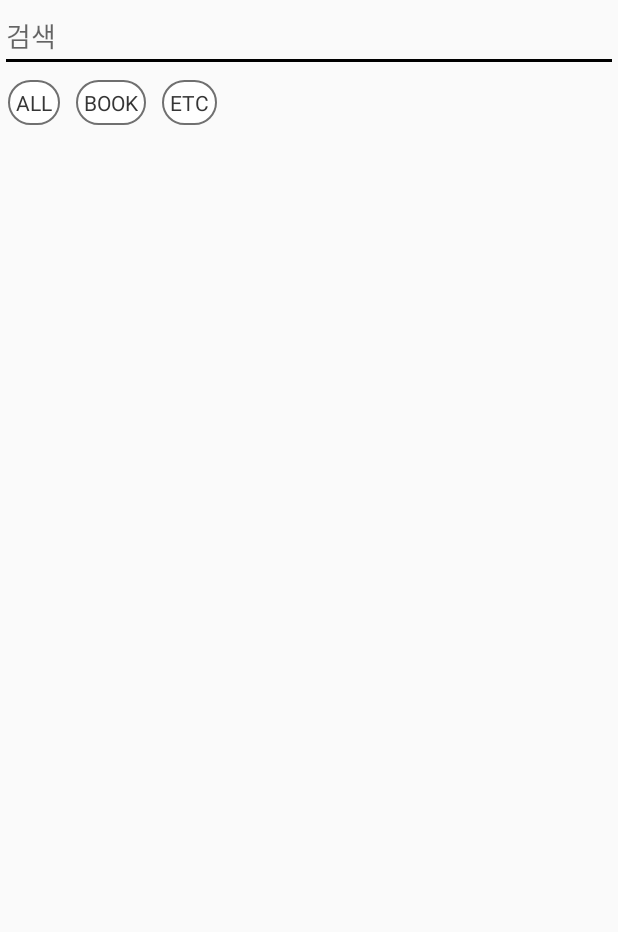
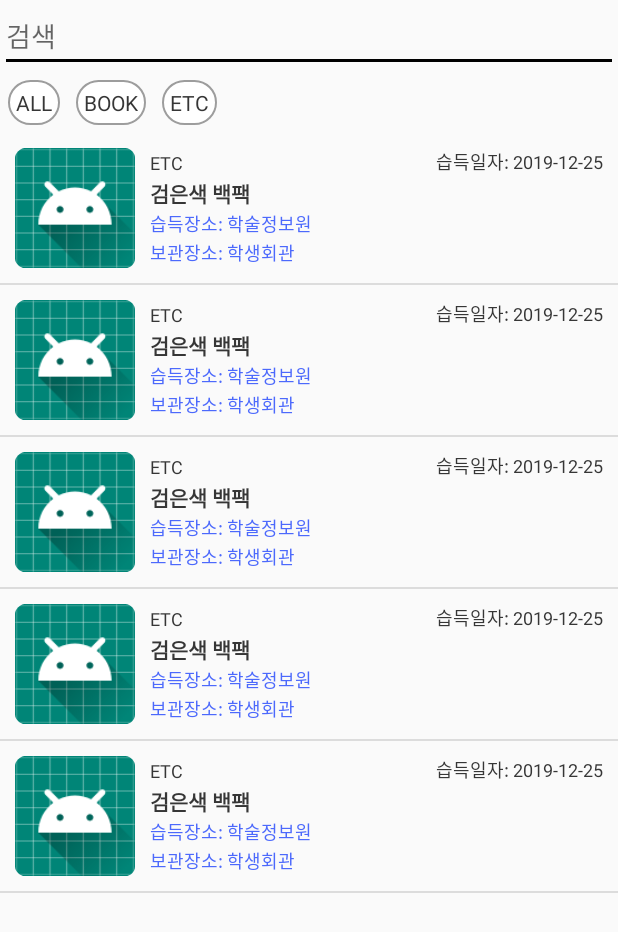
Before and after one commit to inhyeokk/LostMarket, an Android app: the screen it shows after launch (MainActivity), on a phone screen of 412 x 824 dp. Shown: the top 932 px of the screen. Run offline under Robolectric (Android 15) with nearby library versions, the phone set to English and light mode, and no system bars; our stand-ins replace RxJava, data binding.

Commit message:
feat: 카테고리 선택 시 분실물 목록 불러오기 추가

```diff
--- a/app/src/main/java/com/sejong/unknown/view/main/MainActivity.java
+++ b/app/src/main/java/com/sejong/unknown/view/main/MainActivity.java
@@ -1,12 +1,16 @@
 package com.sejong.unknown.view.main;
 
 import androidx.databinding.DataBindingUtil;
+import androidx.recyclerview.widget.DividerItemDecoration;
 import androidx.recyclerview.widget.LinearLayoutManager;
 
 import com.sejong.unknown.R;
 import com.sejong.unknown.base.BaseActivity;
 import com.sejong.unknown.databinding.ActivityMainBinding;
 import com.sejong.unknown.view.main.adapter.CategoryAdapter;
+import com.sejong.unknown.view.main.adapter.LostAdapter;
+import com.sejong.unknown.view.main.data.ContextDelegateImpl;
+import com.sejong.unknown.view.main.data.MainRepositoryImpl;
 import com.sejong.unknown.view.main.entity.CategoryItem;
 
 import java.util.ArrayList;
@@ -14,10 +18,9 @@ import java.util.ArrayList;
 public class MainActivity extends BaseActivity<ActivityMainBinding> {
 
     private ActivityMainBinding binding;
-    private MainViewModel mainViewModel = new MainViewModel();
+    private MainViewModel mainViewModel = new MainViewModel(new ContextDelegateImpl(this), new MainRepositoryImpl());
 
-    private CategoryAdapter categoryAdapter;
-    private int before = -1;
+    private int before = 0;
 
     @Override
     protected void onDataBinding() {
@@ -29,7 +32,9 @@ public class MainActivity extends BaseActivity<ActivityMainBinding> {
     @Override
     protected void setupView() {
         initRecyclerViewCategory();
+        initRecyclerViewLost();
         observeMainViewModel();
+        initView();
     }
 
     private void initRecyclerViewCategory() {
@@ -37,7 +42,7 @@ public class MainActivity extends BaseActivity<ActivityMainBinding> {
         LinearLayoutManager linearLayoutManager = new LinearLayoutManager(this);
         linearLayoutManager.setOrientation(LinearLayoutManager.HORIZONTAL);
 
-        categoryAdapter = new CategoryAdapter(mainViewModel);
+        CategoryAdapter categoryAdapter = new CategoryAdapter(mainViewModel);
         categoryAdapter.addAll(initCategoryAdapter());
 
         binding.rcvCategory.setLayoutManager(linearLayoutManager);
@@ -47,25 +52,53 @@ public class MainActivity extends BaseActivity<ActivityMainBinding> {
     private ArrayList<CategoryItem> initCategoryAdapter() {
 
         ArrayList<CategoryItem> items = new ArrayList<>();
-        items.add(new CategoryItem(CategoryItem.Type.ALL));
-        items.add(new CategoryItem(CategoryItem.Type.BOOK));
-        items.add(new CategoryItem(CategoryItem.Type.ETC));
+        items.add(CategoryItem.ALL);
+        items.add(CategoryItem.BOOK);
+        items.add(CategoryItem.ETC);
         return items;
+    }
+
+    private void initRecyclerViewLost() {
+
+        LinearLayoutManager linearLayoutManager = new LinearLayoutManager(this);
+        linearLayoutManager.setOrientation(LinearLayoutManager.VERTICAL);
+
+        DividerItemDecoration decoration = new DividerItemDecoration(
+                binding.rcvLost.getContext(),
+                linearLayoutManager.getOrientation()
+        );
+
+        LostAdapter lostAdapter = new LostAdapter(mainViewModel);
+
+        binding.rcvLost.setLayoutManager(linearLayoutManager);
+        binding.rcvLost.setAdapter(lostAdapter);
+        binding.rcvLost.addItemDecoration(decoration);
     }
 
     private void observeMainViewModel() {
 
         mainViewModel.categoryItemLiveData.observe(this, categoryItem -> {
             selectCategoryItem(categoryItem);
-            showToast(categoryItem.getType().getName());
+            mainViewModel.requestLostItems();
+            showToast(categoryItem.getName());
+        });
+
+        mainViewModel.lostItemsLiveData.observe(this, lostItems -> {
+            LostAdapter lostAdapter = ((LostAdapter) binding.rcvLost.getAdapter());
+            lostAdapter.clear();
+            lostAdapter.addAll(lostItems);
         });
     }
 
     private void selectCategoryItem(CategoryItem categoryItem) {
-        if (before != -1) {
-            binding.rcvCategory.getLayoutManager().findViewByPosition(before).setSelected(false);
-        }
-        before = categoryItem.getType().getValue();
+
+        binding.rcvCategory.getLayoutManager().findViewByPosition(before).setSelected(false);
+        before = categoryItem.getValue();
         binding.rcvCategory.getLayoutManager().findViewByPosition(before).setSelected(true);
     }
+
+    private void initView() {
+//        mainViewModel.onClickCategoryItem(CategoryItem.ALL);
+        mainViewModel.requestLostItems();
+    }
 }
--- a/app/src/main/java/com/sejong/unknown/view/main/MainViewModel.java
+++ b/app/src/main/java/com/sejong/unknown/view/main/MainViewModel.java
@@ -1,17 +1,58 @@
 package com.sejong.unknown.view.main;
+
+import android.util.Log;
 
 import androidx.lifecycle.MutableLiveData;
 
+import com.sejong.unknown.R;
 import com.sejong.unknown.base.BaseViewModel;
+import com.sejong.unknown.view.main.domain.ContextDelegate;
+import com.sejong.unknown.view.main.domain.MainRepository;
 import com.sejong.unknown.view.main.entity.CategoryItem;
+import com.sejong.unknown.view.main.entity.LostItem;
+
+import java.util.ArrayList;
+
+import io.reactivex.android.schedulers.AndroidSchedulers;
+import io.reactivex.schedulers.Schedulers;
 
 public class MainViewModel extends BaseViewModel {
 
     private static final String TAG = MainViewModel.class.getName();
+
+    private ContextDelegate contextDelegate;
+    private MainRepository mainRepository;
+
+    public MutableLiveData<ArrayList<LostItem>> lostItemsLiveData = new MutableLiveData<>();
+
+    public MainViewModel(ContextDelegate contextDelegate, MainRepository mainRepository) {
+        this.contextDelegate = contextDelegate;
+        this.mainRepository = mainRepository;
+    }
 
     public MutableLiveData<CategoryItem> categoryItemLiveData = new MutableLiveData<>();
 
     public void onClickCategoryItem(CategoryItem categoryItem) {
         categoryItemLiveData.setValue(categoryItem);
     }
+
+    public void requestLostItems() {
+        register(mainRepository.requestLostItems()
+                .subscribeOn(Schedulers.io())
+                .observeOn(AndroidSchedulers.mainThread())
+                .subscribe(this::handleLostItemsResponse, this::handleError));
+    }
+
+    private void handleLostItemsResponse(ArrayList<LostItem> lostItems) {
+        for (LostItem item: lostItems) {
+            item.setFoundDate(contextDelegate.getString(R.string.lost_tv_found_date, item.getFoundDate()));
+            item.setFoundLocation(contextDelegate.getString(R.string.lost_tv_found_location, item.getFoundLocation()));
+            item.setStorageLocation(contextDelegate.getString(R.string.lost_tv_storage_location, item.getStorageLocation()));
+        }
+        lostItemsLiveData.setValue(lostItems);
+    }
+
+    private void handleError(Throwable throwable) {
+        Log.e(TAG, throwable.getMessage());
+    }
 }
--- /dev/null
+++ b/app/src/main/java/com/sejong/unknown/view/main/adapter/LostAdapter.java
@@ -0,0 +1,76 @@
+package com.sejong.unknown.view.main.adapter;
+
+import android.view.LayoutInflater;
+import android.view.ViewGroup;
+
+import androidx.annotation.NonNull;
+import androidx.databinding.DataBindingUtil;
+import androidx.recyclerview.widget.RecyclerView;
+
+import com.sejong.unknown.R;
+import com.sejong.unknown.databinding.ItemLostBinding;
+import com.sejong.unknown.view.main.MainViewModel;
+import com.sejong.unknown.view.main.entity.LostItem;
+
+import java.util.ArrayList;
+
+public class LostAdapter extends RecyclerView.Adapter<RecyclerView.ViewHolder> {
+
+    private MainViewModel viewModel;
+    private ArrayList<LostItem> lostItems = new ArrayList<>();
+
+    public LostAdapter(MainViewModel viewModel) {
+        this.viewModel = viewModel;
+    }
+
+    @NonNull
+    @Override
+    public RecyclerView.ViewHolder onCreateViewHolder(@NonNull ViewGroup parent, int viewType) {
+        ItemLostBinding binding = DataBindingUtil.inflate(LayoutInflater.from(parent.getContext()), R.layout.item_lost, parent, false);
+        return new LostViewHolder(binding, viewModel);
+    }
+
+    @Override
+    public void onBindViewHolder(@NonNull RecyclerView.ViewHolder holder, int position) {
+        onBindLostViewHolder((LostViewHolder) holder, position);
+    }
+
+    private void onBindLostViewHolder(LostViewHolder holder, int position) {
+        holder.bind(lostItems.get(position));
+    }
+
+    public void addAll(ArrayList<LostItem> lostItems) {
+        int oldSize = getItemCount();
+        this.lostItems.addAll(lostItems);
+        notifyItemRangeChanged(oldSize, lostItems.size());
+    }
+
+    public void clear() {
+        lostItems.clear();
+        notifyDataSetChanged();
+    }
+
+    @Override
+    public int getItemCount() {
+        return lostItems.size();
+    }
+
+    public class LostViewHolder extends RecyclerView.ViewHolder {
+
+        private ItemLostBinding binding;
+
+        public LostViewHolder(
+                @NonNull ItemLostBinding binding,
+                MainViewModel viewModel
+        ) {
+            super(binding.getRoot());
+            this.binding = binding;
+            this.binding.setViewModel(viewModel);
+        }
+
+        public void bind(LostItem item) {
+            binding.setLostItem(item);
+            binding.executePendingBindings();
+        }
+    }
+}
--- /dev/null
+++ b/app/src/main/java/com/sejong/unknown/view/main/data/ContextDelegateImpl.java
@@ -0,0 +1,24 @@
+package com.sejong.unknown.view.main.data;
+
+import android.content.Context;
+
+import com.sejong.unknown.view.main.domain.ContextDelegate;
+
+public class ContextDelegateImpl implements ContextDelegate {
+
+    private Context context;
+
+    public ContextDelegateImpl(Context context) {
+        this.context = context;
+    }
+
+    @Override
+    public String getString(int stringResId) {
+        return context.getString(stringResId);
+    }
+
+    @Override
+    public String getString(int stringResId, Object... formatArgs) {
+        return context.getString(stringResId, formatArgs);
+    }
+}
--- /dev/null
+++ b/app/src/main/java/com/sejong/unknown/view/main/data/MainRepositoryImpl.java
@@ -0,0 +1,25 @@
+package com.sejong.unknown.view.main.data;
+
+import com.sejong.unknown.view.main.domain.MainRepository;
+import com.sejong.unknown.view.main.entity.CategoryItem;
+import com.sejong.unknown.view.main.entity.LostItem;
+
+import java.util.ArrayList;
+
+import io.reactivex.Single;
+
+public class MainRepositoryImpl implements MainRepository {
+
+    @Override
+    public Single<ArrayList<LostItem>> requestLostItems() {
+        return Single.fromCallable(() -> {
+            ArrayList<LostItem> items = new ArrayList<>();
+            items.add(new LostItem(CategoryItem.ETC, "", "2019-12-25", "검은색 백팩", "학술정보원", "학생회관"));
+            items.add(new LostItem(CategoryItem.ETC, "", "2019-12-25", "검은색 백팩", "학술정보원", "학생회관"));
+            items.add(new LostItem(CategoryItem.ETC, "", "2019-12-25", "검은색 백팩", "학술정보원", "학생회관"));
+            items.add(new LostItem(CategoryItem.ETC, "", "2019-12-25", "검은색 백팩", "학술정보원", "학생회관"));
+            items.add(new LostItem(CategoryItem.ETC, "", "2019-12-25", "검은색 백팩", "학술정보원", "학생회관"));
+            return items;
+        });
+    }
+}
--- /dev/null
+++ b/app/src/main/java/com/sejong/unknown/view/main/domain/ContextDelegate.java
@@ -0,0 +1,8 @@
+package com.sejong.unknown.view.main.domain;
+
+import androidx.annotation.StringRes;
+
+public interface ContextDelegate {
+    String getString(@StringRes int stringResId);
+    String getString(@StringRes int stringResId, Object... formatArgs);
+}
--- /dev/null
+++ b/app/src/main/java/com/sejong/unknown/view/main/domain/MainRepository.java
@@ -0,0 +1,11 @@
+package com.sejong.unknown.view.main.domain;
+
+import com.sejong.unknown.view.main.entity.LostItem;
+
+import java.util.ArrayList;
+
+import io.reactivex.Single;
+
+public interface MainRepository {
+    Single<ArrayList<LostItem>> requestLostItems();
+}
--- a/app/src/main/java/com/sejong/unknown/view/main/entity/CategoryItem.java
+++ b/app/src/main/java/com/sejong/unknown/view/main/entity/CategoryItem.java
@@ -1,8 +1,7 @@
 package com.sejong.unknown.view.main.entity;
 
-public class CategoryItem {
+public enum CategoryItem {
 
-    public enum Type {
     ALL("전체", 0),
     BOOK("도서", 1),
     ETC("기타", 2);
@@ -10,7 +9,7 @@ public class CategoryItem {
     private String name;
     private int value;
 
-        Type(String name, int value) {
+    CategoryItem(String name, int value) {
         this.name = name;
         this.value = value;
     }
@@ -23,18 +22,3 @@ public class CategoryItem {
         return value;
     }
 }
-
-    private Type type;
-
-    public CategoryItem(Type type) {
-        this.type = type;
-    }
-
-    public Type getType() {
-        return type;
-    }
-
-    public void setType(Type type) {
-        this.type = type;
-    }
-}
--- /dev/null
+++ b/app/src/main/java/com/sejong/unknown/view/main/entity/LostItem.java
@@ -0,0 +1,68 @@
+package com.sejong.unknown.view.main.entity;
+
+public class LostItem {
+
+    private CategoryItem type;
+    private String image;
+    private String foundDate;
+    private String name;
+    private String foundLocation;
+    private String storageLocation;
+
+    public LostItem(CategoryItem type, String image, String foundDate, String name, String foundLocation, String storageLocation) {
+        this.type = type;
+        this.image = image;
+        this.foundDate = foundDate;
+        this.name = name;
+        this.foundLocation = foundLocation;
+        this.storageLocation = storageLocation;
+    }
+
+    public CategoryItem getType() {
+        return type;
+    }
+
+    public void setType(CategoryItem type) {
+        this.type = type;
+    }
+
+    public String getImage() {
+        return image;
+    }
+
+    public void setImage(String image) {
+        this.image = image;
+    }
+
+    public String getFoundDate() {
+        return foundDate;
+    }
+
+    public void setFoundDate(String foundDate) {
+        this.foundDate = foundDate;
+    }
+
+    public String getName() {
+        return name;
+    }
+
+    public void setName(String name) {
+        this.name = name;
+    }
+
+    public String getFoundLocation() {
+        return foundLocation;
+    }
+
+    public void setFoundLocation(String foundLocation) {
+        this.foundLocation = foundLocation;
+    }
+
+    public String getStorageLocation() {
+        return storageLocation;
+    }
+
+    public void setStorageLocation(String storageLocation) {
+        this.storageLocation = storageLocation;
+    }
+}
--- a/app/src/main/res/drawable/border_category.xml
+++ b/app/src/main/res/drawable/border_category.xml
@@ -3,6 +3,6 @@
     <corners android:radius="20dp" />
     <solid android:color="@android:color/white" />
     <stroke
-        android:color="@color/colorBorder"
+        android:color="@color/colorDivide"
         android:width="1dp" />
 </shape>
--- a/app/src/main/res/layout/item_category.xml
+++ b/app/src/main/res/layout/item_category.xml
@@ -12,14 +12,14 @@
             type="com.sejong.unknown.view.main.entity.CategoryItem" />
     </data>
 
-    <TextView
+    <androidx.appcompat.widget.AppCompatTextView
         android:id="@+id/tv_name"
         android:layout_width="wrap_content"
         android:layout_height="wrap_content"
         android:layout_margin="5dp"
         android:padding="5dp"
         android:background="@drawable/selector_category"
-        android:text="@{categoryItem.type.name}"
+        android:text="@{categoryItem.name}"
         android:textColor="@color/selector_category"
         android:onClick="@{() -> viewModel.onClickCategoryItem(categoryItem)}" />
 </layout>
--- /dev/null
+++ b/app/src/main/res/layout/item_lost.xml
@@ -0,0 +1,89 @@
+<?xml version="1.0" encoding="utf-8"?>
+<layout
+    xmlns:android="http://schemas.android.com/apk/res/android"
+    xmlns:app="http://schemas.android.com/apk/res-auto">
+
+    <data>
+        <variable
+            name="viewModel"
+            type="com.sejong.unknown.view.main.MainViewModel" />
+        <variable
+            name="lostItem"
+            type="com.sejong.unknown.view.main.entity.LostItem" />
+    </data>
+
+    <androidx.constraintlayout.widget.ConstraintLayout
+        android:layout_width="match_parent"
+        android:layout_height="wrap_content"
+        android:padding="10dp">
+
+        <androidx.appcompat.widget.AppCompatImageView
+            android:id="@+id/iv_image"
+            android:layout_width="80dp"
+            android:layout_height="80dp"
+            android:contentDescription="@null"
+            android:src="@mipmap/ic_launcher"
+            app:layout_constraintBottom_toBottomOf="parent"
+            app:layout_constraintEnd_toStartOf="@+id/tv_category"
+            app:layout_constraintStart_toStartOf="parent"
+            app:layout_constraintTop_toTopOf="parent" />
+
+        <androidx.appcompat.widget.AppCompatTextView
+            android:id="@+id/tv_category"
+            android:layout_width="wrap_content"
+            android:layout_height="wrap_content"
+            android:layout_marginStart="10dp"
+            android:text="@{lostItem.type.name}"
+            android:textColor="@color/colorText"
+            android:textSize="12sp"
+            app:layout_constraintBottom_toTopOf="@+id/tv_name"
+            app:layout_constraintStart_toEndOf="@+id/iv_image"
+            app:layout_constraintTop_toTopOf="parent" />
+
+        <androidx.appcompat.widget.AppCompatTextView
+            android:id="@+id/tv_found_date"
+            android:layout_width="wrap_content"
+            android:layout_height="wrap_content"
+            android:text="@{lostItem.foundDate}"
+            android:textColor="@color/colorText"
+            android:textSize="12sp"
+            app:layout_constraintEnd_toEndOf="parent"
+            app:layout_constraintTop_toTopOf="parent" />
+
+        <androidx.appcompat.widget.AppCompatTextView
+            android:id="@+id/tv_name"
+            android:layout_width="wrap_content"
+            android:layout_height="wrap_content"
+            android:layout_marginStart="10dp"
+            android:text="@{lostItem.name}"
+            android:textColor="@color/colorText"
+            android:textStyle="bold"
+            app:layout_constraintBottom_toTopOf="@+id/tv_found_location"
+            app:layout_constraintStart_toEndOf="@+id/iv_image"
+            app:layout_constraintTop_toBottomOf="@+id/tv_category" />
+
+        <androidx.appcompat.widget.AppCompatTextView
+            android:id="@+id/tv_found_location"
+            android:layout_width="wrap_content"
+            android:layout_height="wrap_content"
+            android:layout_marginStart="10dp"
+            android:text="@{lostItem.foundLocation}"
+            android:textColor="@color/colorPrimary"
+            android:textSize="12sp"
+            app:layout_constraintBottom_toTopOf="@+id/tv_storage_location"
+            app:layout_constraintStart_toEndOf="@+id/iv_image"
+            app:layout_constraintTop_toBottomOf="@+id/tv_name" />
+
+        <androidx.appcompat.widget.AppCompatTextView
+            android:id="@+id/tv_storage_location"
+            android:layout_width="wrap_content"
+            android:layout_height="wrap_content"
+            android:layout_marginStart="10dp"
+            android:text="@{lostItem.storageLocation}"
+            android:textColor="@color/colorPrimary"
+            android:textSize="12sp"
+            app:layout_constraintBottom_toBottomOf="parent"
+            app:layout_constraintStart_toEndOf="@+id/iv_image"
+            app:layout_constraintTop_toBottomOf="@+id/tv_found_location" />
+    </androidx.constraintlayout.widget.ConstraintLayout>
+</layout>
--- a/app/src/main/res/values/strings.xml
+++ b/app/src/main/res/values/strings.xml
@@ -3,4 +3,9 @@
 
     <!-- activity_main -->
     <string name="main_ed_search">검색</string>
+
+    <!-- item_lost -->
+    <string name="lost_tv_found_date">습득일자: %1$s</string>
+    <string name="lost_tv_found_location">습득장소: %1$s</string>
+    <string name="lost_tv_storage_location">보관장소: %1$s</string>
 </resources>
```
Lines whose indentation alone changed are shown as unchanged.
